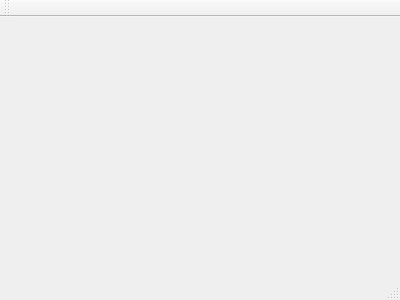
Qt form mainwindow.ui (j05070415/TrainLongitudinalDynamics) before a commit.
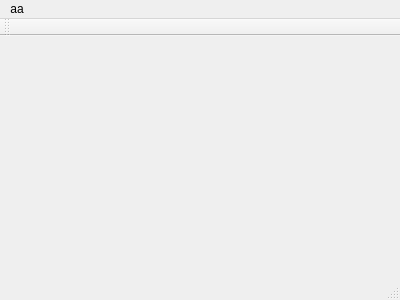
The same form after that commit.

Commit message: 添加基本框架，title，max，min，and so on.

```diff
--- a/mainwindow.ui
+++ b/mainwindow.ui
@@ -12,13 +12,39 @@
   <property name="windowTitle" >
    <string>MainWindow</string>
   </property>
-  <widget class="QMenuBar" name="menuBar" />
-  <widget class="QToolBar" name="mainToolBar" />
-  <widget class="QWidget" name="centralWidget" />
-  <widget class="QStatusBar" name="statusBar" />
+  <widget class="QWidget" name="centralWidget"/>
+  <widget class="QMenuBar" name="menuBar">
+   <property name="geometry">
+    <rect>
+     <x>0</x>
+     <y>0</y>
+     <width>400</width>
+     <height>23</height>
+    </rect>
+   </property>
+   <widget class="QMenu" name="menuaa">
+    <property name="title">
+     <string>aa</string>
+    </property>
+   </widget>
+   <addaction name="menuaa"/>
+  </widget>
+  <widget class="QToolBar" name="mainToolBar">
+   <attribute name="toolBarArea">
+    <enum>TopToolBarArea</enum>
+   </attribute>
+   <attribute name="toolBarBreak">
+    <bool>false</bool>
+   </attribute>
+  </widget>
+  <widget class="QStatusBar" name="statusBar"/>
+  <action name="actionfaf">
+   <property name="text">
+    <string>faf</string>
+   </property>
+  </action>
  </widget>
- <layoutDefault spacing="6" margin="11" />
- <pixmapfunction></pixmapfunction>
+ <layoutdefault spacing="6" margin="11"/>
  <resources/>
  <connections/>
 </ui>
```
Left out of the diff: 7 changed lines with no effect on the pictures. The commit also changes 25 other files.
